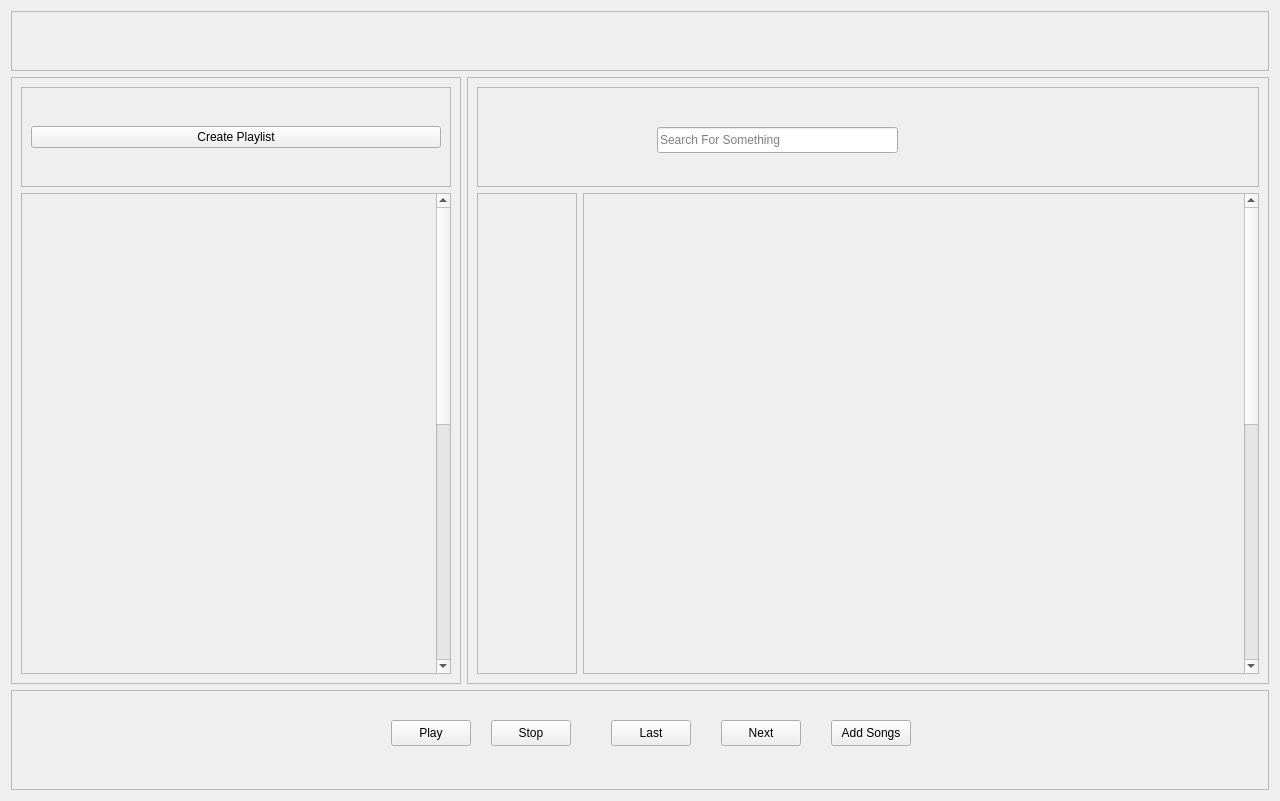
Qt form SoundDrive/main.ui (Nmstr/SoundDrive) before a commit.
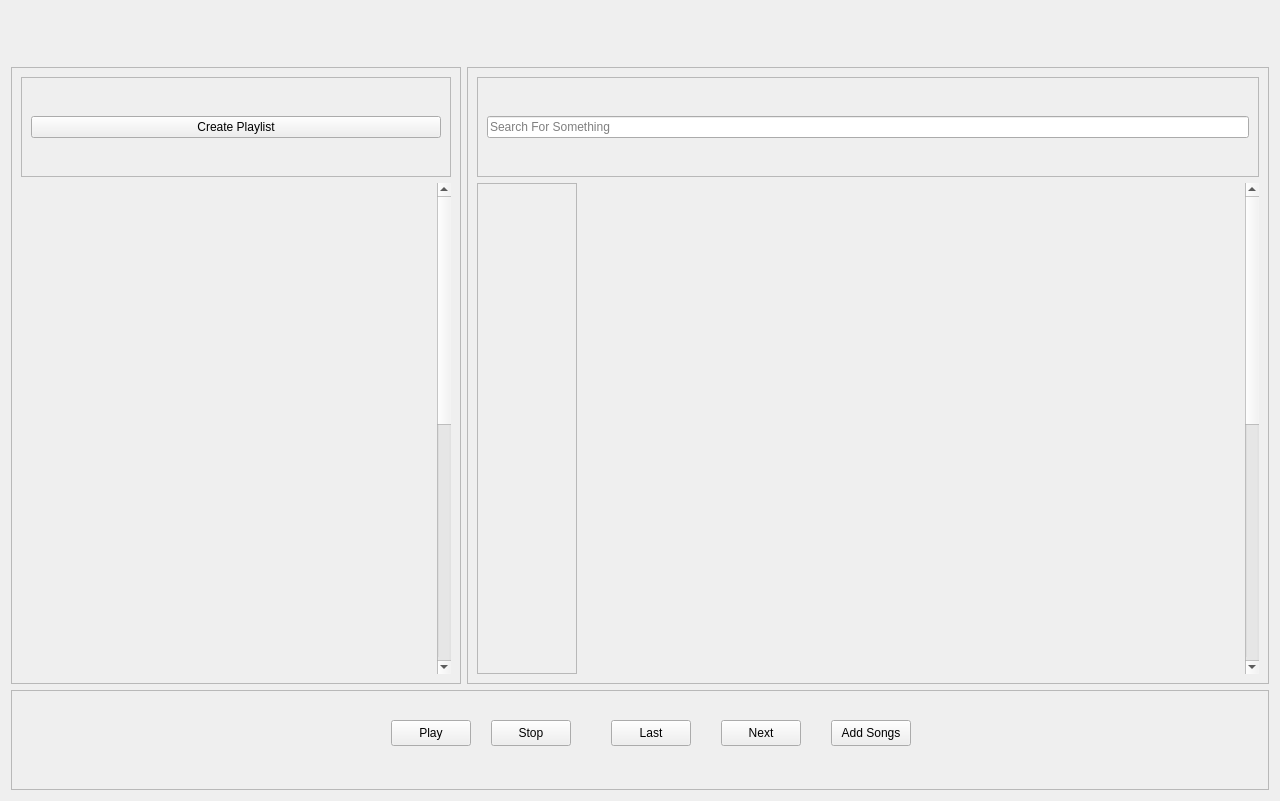
The same form after that commit. The open tabs and pages were chosen to show the change.

```diff
--- a/SoundDrive/main.ui
+++ b/SoundDrive/main.ui
@@ -19,16 +19,29 @@
      <property name="minimumSize">
       <size>
        <width>0</width>
-       <height>60</height>
+       <height>50</height>
       </size>
      </property>
      <property name="frameShape">
-      <enum>QFrame::Shape::StyledPanel</enum>
+      <enum>QFrame::Shape::NoFrame</enum>
      </property>
      <property name="frameShadow">
       <enum>QFrame::Shadow::Raised</enum>
      </property>
-     <layout class="QHBoxLayout" name="horizontalLayout"/>
+     <layout class="QHBoxLayout" name="horizontalLayout">
+      <property name="leftMargin">
+       <number>0</number>
+      </property>
+      <property name="topMargin">
+       <number>0</number>
+      </property>
+      <property name="rightMargin">
+       <number>0</number>
+      </property>
+      <property name="bottomMargin">
+       <number>0</number>
+      </property>
+     </layout>
     </widget>
    </item>
    <item row="1" column="0">
@@ -79,6 +92,9 @@
       </item>
       <item>
        <widget class="QScrollArea" name="playlist_scroll">
+        <property name="frameShape">
+         <enum>QFrame::Shape::NoFrame</enum>
+        </property>
         <property name="widgetResizable">
          <bool>true</bool>
         </property>
@@ -87,7 +103,7 @@
           <rect>
            <x>0</x>
            <y>0</y>
-           <width>414</width>
+           <width>416</width>
            <height>1000</height>
           </rect>
          </property>
@@ -230,19 +246,15 @@
          <property name="frameShadow">
           <enum>QFrame::Shadow::Raised</enum>
          </property>
-         <widget class="QLineEdit" name="search_bar">
-          <property name="geometry">
-           <rect>
-            <x>180</x>
-            <y>40</y>
-            <width>241</width>
-            <height>26</height>
-           </rect>
-          </property>
-          <property name="placeholderText">
-           <string>Search For Something</string>
-          </property>
-         </widget>
+         <layout class="QHBoxLayout" name="horizontalLayout_2">
+          <item>
+           <widget class="QLineEdit" name="search_bar">
+            <property name="placeholderText">
+             <string>Search For Something</string>
+            </property>
+           </widget>
+          </item>
+         </layout>
         </widget>
        </item>
        <item row="1" column="0">
@@ -269,6 +281,9 @@
        </item>
        <item row="1" column="1">
         <widget class="QScrollArea" name="search_scroll">
+         <property name="frameShape">
+          <enum>QFrame::Shape::NoFrame</enum>
+         </property>
          <property name="widgetResizable">
           <bool>true</bool>
          </property>
@@ -277,7 +292,7 @@
            <rect>
             <x>0</x>
             <y>0</y>
-            <width>664</width>
+            <width>666</width>
             <height>1000</height>
            </rect>
           </property>
```
Left out of the diff: 9 changed lines with no effect on the pictures.
